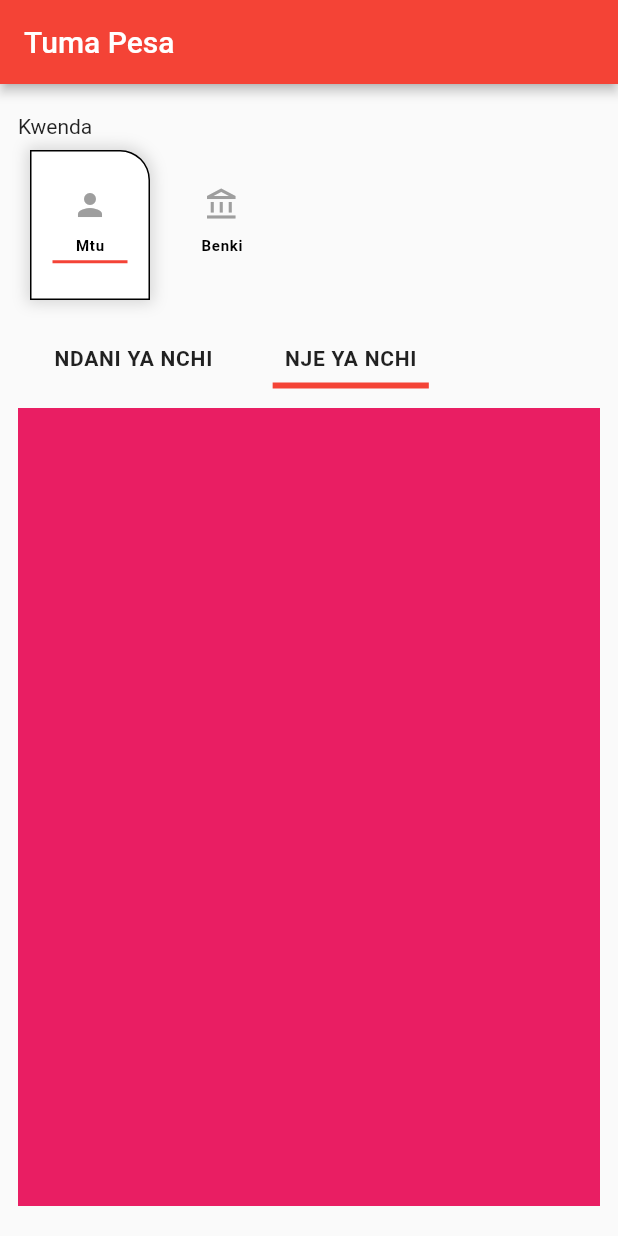
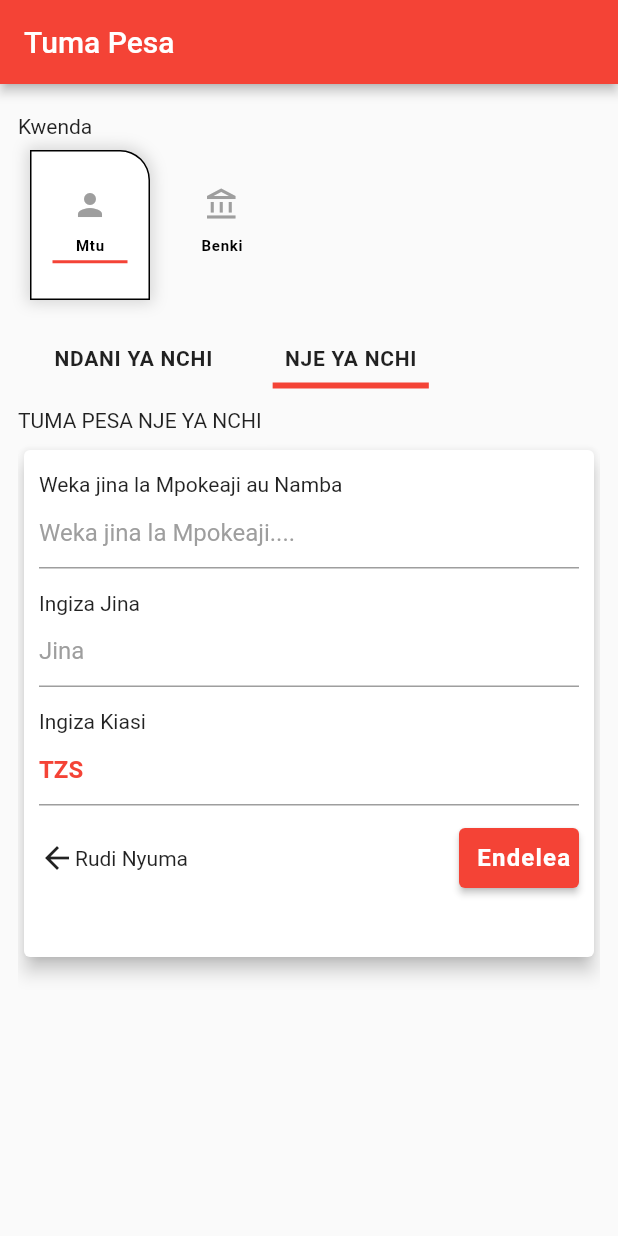
Before and after one commit to Mideny21/aitelmoney_ui, a Flutter app: the TumaPesaScreen screen opened directly, after a tap on "NJE YA NCHI", on a phone screen of 412 x 824 dp. Run offline on Flutter 3.47's test engine with Material 2 defaults, Android fonts, the light colour scheme and no system bars; network calls fail.

Commit message:
added newpages

```diff
--- a/lib/pages/tuma_pesa.dart
+++ b/lib/pages/tuma_pesa.dart
@@ -99,7 +99,7 @@ class _TumaPesaScreenState extends State<TumaPesaScreen>
                                 controller: _mtuController,
                                 children: <Widget>[
                                   const NdaniYaNchi(),
-                                  Container(color: Colors.pink)
+                                  const NjeYaNchi()
                                 ]),
                           )
                         ]),
@@ -252,17 +252,9 @@ class NdaniYaNchi extends StatelessWidget {
   }
 }
 
-class InputForm extends StatelessWidget {
-  final String title;
-  final String hintText;
-  final bool sufficon;
-  final IconData? icon;
-  const InputForm({
+class NjeYaNchi extends StatelessWidget {
+  const NjeYaNchi({
     Key? key,
-    required this.title,
-    required this.hintText,
-    this.sufficon = false,
-    this.icon,
   }) : super(key: key);
 
   @override
@@ -270,10 +262,95 @@ class InputForm extends StatelessWidget {
     return Column(
       crossAxisAlignment: CrossAxisAlignment.start,
       children: [
-        Text(title),
+        const Text('TUMA PESA NJE YA NCHI'),
+        const SizedBox(height: 8),
+        SizedBox(
+          width: double.infinity,
+          height: MediaQuery.of(context).size.height * 0.42,
+          child: Card(
+              elevation: 5,
+              child: Padding(
+                padding:
+                    const EdgeInsets.symmetric(horizontal: 10, vertical: 15),
+                child: Column(
+                    crossAxisAlignment: CrossAxisAlignment.start,
+                    children: [
+                      InputForm(
+                        title: 'Weka jina la Mpokeaji au Namba',
+                        hintText: 'Weka jina la Mpokeaji....',
+                      ),
+                      SizedBox(height: 15),
+                      InputForm(
+                        title: 'Ingiza Jina',
+                        hintText: 'Jina',
+                      ),
+                      SizedBox(height: 15),
+                      InputForm(
+                        title: 'Ingiza Kiasi',
+                        hintText: 'TZS',
+                        redColor: true,
+                      ),
+                      SizedBox(height: 15),
+                      Row(
+                        mainAxisAlignment: MainAxisAlignment.spaceBetween,
+                        children: [
+                          Row(
+                            children: [
+                              Icon(Icons.arrow_back),
+                              Text("Rudi Nyuma")
+                            ],
+                          ),
+                          CustomButton(
+                            height: 40,
+                            tap: () {},
+                            text: 'Endelea',
+                            width: 80,
+                            textColor: Colors.white,
+                            color: Colors.red,
+                          )
+                        ],
+                      )
+                    ]),
+              )),
+        ),
+      ],
+    );
+  }
+}
+
+class InputForm extends StatelessWidget {
+  final String title;
+  final String hintText;
+  final bool sufficon;
+  final TextEditingController? controller;
+  final IconData? icon;
+  final bool redColor;
+  const InputForm({
+    Key? key,
+    required this.title,
+    required this.hintText,
+    this.sufficon = false,
+    this.controller,
+    this.icon,
+    this.redColor = false,
+  }) : super(key: key);
+
+  @override
+  Widget build(BuildContext context) {
+    return Column(
+      crossAxisAlignment: CrossAxisAlignment.start,
+      children: [
+        Text(
+          title,
+        ),
         TextField(
+          controller: controller,
           decoration: InputDecoration(
-              hintText: hintText, suffixIcon: sufficon ? Icon(icon) : null),
+              hintStyle: TextStyle(
+                  color: redColor ? Colors.red : Colors.grey,
+                  fontWeight: redColor ? FontWeight.bold : FontWeight.w400),
+              hintText: hintText,
+              suffixIcon: sufficon ? Icon(icon) : null),
         )
       ],
     );
--- a/lib/widgets/custom_button.dart
+++ b/lib/widgets/custom_button.dart
@@ -3,19 +3,21 @@ import 'package:flutter/material.dart';
 import '../utils/colors.dart';
 
 class CustomButton extends StatelessWidget {
-  final VoidCallback tap;
+  final VoidCallback? tap;
   final String text;
   final bool leading;
   final double height;
   final double width;
   final double fontSize;
   final Color textColor;
+  final bool isEnabled;
 
   final Color color;
   const CustomButton({
     Key? key,
     required this.tap,
     required this.text,
+    this.isEnabled = true,
     this.leading = false,
     this.height = 48,
     this.width = double.maxFinite,
@@ -32,7 +34,7 @@ class CustomButton extends StatelessWidget {
       decoration: BoxDecoration(borderRadius: BorderRadius.circular(5)),
       child: ElevatedButton.icon(
         style: ElevatedButton.styleFrom(
-            backgroundColor: color,
+            backgroundColor: isEnabled ? color : Colors.grey,
             foregroundColor: Colors.white,
             padding: const EdgeInsets.symmetric(horizontal: 0, vertical: 10),
             textStyle:
```
Also changed, not shown: lib/data/services.dart (+14 -4 lines), lib/pages/nunua_salio.dart (renamed from lib/pages/nunua_bando.dart, +9 -9 lines), lib/pages/vocha_kukwangua.dart (added, +65 -0 lines).
